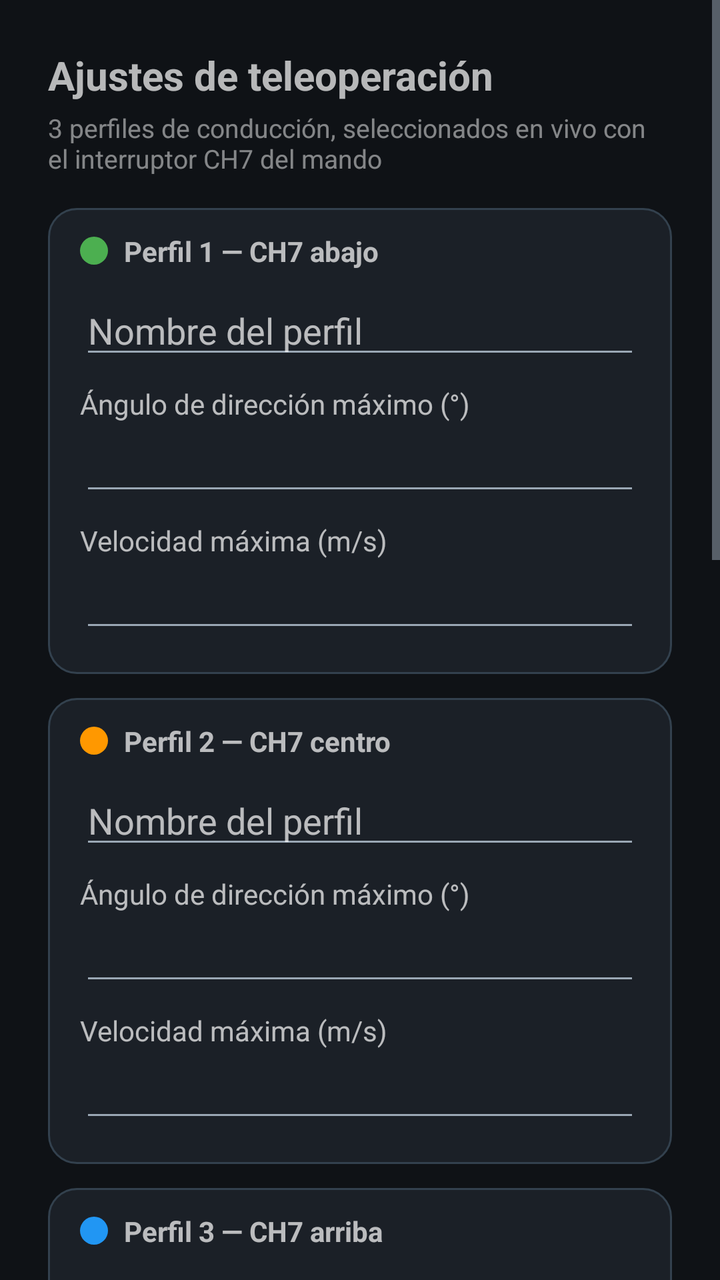
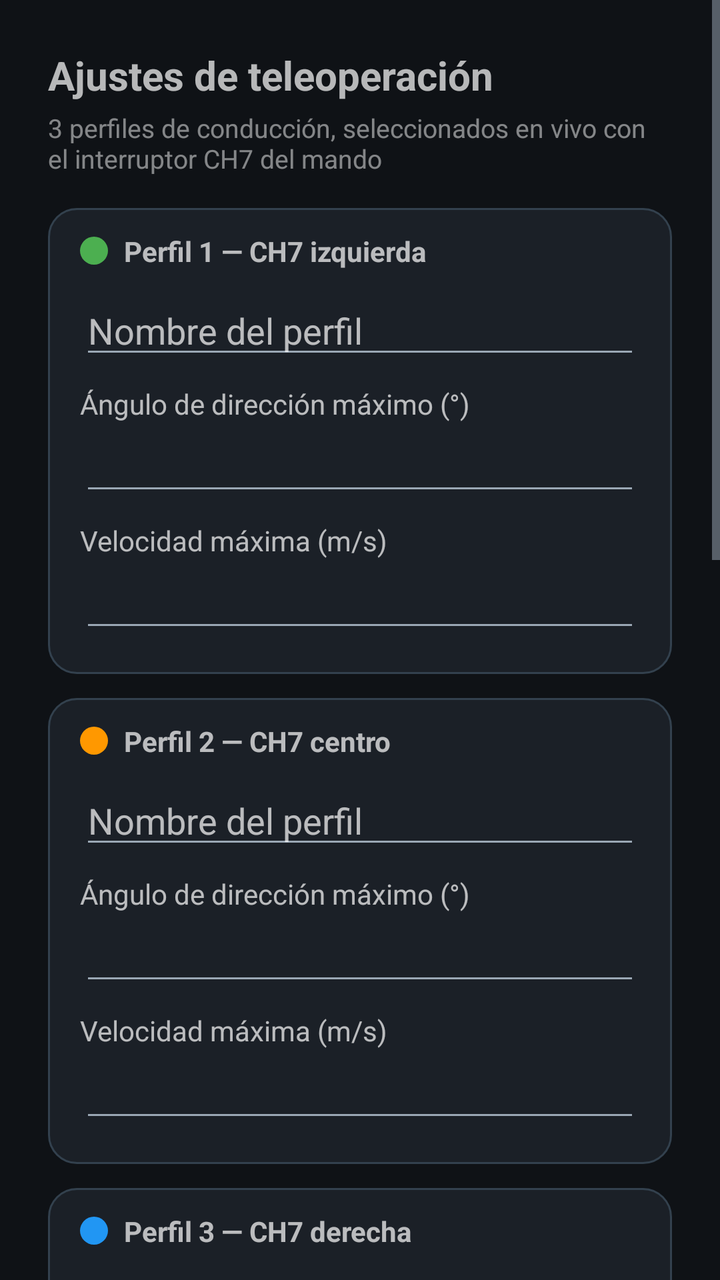

Compare the two renders of this Android layout. The source of the first and the diff that turns it into the second are given below.
<!-- AndroidManifest.xml: application theme Theme.SiyiMk15Teleop -->
<!-- res/layout/activity_settings.xml -->
<?xml version="1.0" encoding="utf-8"?>
<ScrollView xmlns:android="http://schemas.android.com/apk/res/android"
    android:layout_width="match_parent"
    android:layout_height="match_parent">

    <LinearLayout
        android:layout_width="match_parent"
        android:layout_height="wrap_content"
        android:orientation="vertical"
        android:padding="24dp">

        <TextView
            android:layout_width="wrap_content"
            android:layout_height="wrap_content"
            android:text="@string/settings_title"
            android:textSize="20sp"
            android:textStyle="bold" />

        <TextView
            android:layout_width="wrap_content"
            android:layout_height="wrap_content"
            android:layout_marginTop="4dp"
            android:text="@string/settings_profiles_subtitle"
            android:textSize="13sp"
            android:alpha="0.7" />

        
        <LinearLayout
            android:layout_width="match_parent"
            android:layout_height="wrap_content"
            android:layout_marginTop="16dp"
            android:orientation="vertical"
            android:background="@drawable/bg_profile_card">

            <LinearLayout
                android:layout_width="match_parent"
                android:layout_height="wrap_content"
                android:orientation="horizontal"
                android:gravity="center_vertical">
                <View
                    android:layout_width="14dp"
                    android:layout_height="14dp"
                    android:background="@drawable/dot_profile_low" />
                <TextView
                    android:layout_width="wrap_content"
                    android:layout_height="wrap_content"
                    android:layout_marginStart="8dp"
                    android:text="@string/settings_profile_low_header"
                    android:textStyle="bold" />
            </LinearLayout>

            <EditText
                android:id="@+id/profile0NameInput"
                android:layout_width="match_parent"
                android:layout_height="wrap_content"
                android:layout_marginTop="8dp"
                android:hint="@string/settings_label_profile_name"
                android:inputType="text" />
            <TextView
                android:layout_width="wrap_content"
                android:layout_height="wrap_content"
                android:layout_marginTop="8dp"
                android:text="@string/settings_label_max_steer" />
            <EditText
                android:id="@+id/profile0MaxSteerInput"
                android:layout_width="match_parent"
                android:layout_height="wrap_content"
                android:inputType="numberDecimal|numberSigned" />
            <TextView
                android:layout_width="wrap_content"
                android:layout_height="wrap_content"
                android:layout_marginTop="8dp"
                android:text="@string/settings_label_max_speed" />
            <EditText
                android:id="@+id/profile0MaxSpeedInput"
                android:layout_width="match_parent"
                android:layout_height="wrap_content"
                android:inputType="numberDecimal|numberSigned" />
        </LinearLayout>

        
        <LinearLayout
            android:layout_width="match_parent"
            android:layout_height="wrap_content"
            android:layout_marginTop="12dp"
            android:orientation="vertical"
            android:background="@drawable/bg_profile_card">

            <LinearLayout
                android:layout_width="match_parent"
                android:layout_height="wrap_content"
                android:orientation="horizontal"
                android:gravity="center_vertical">
                <View
                    android:layout_width="14dp"
                    android:layout_height="14dp"
                    android:background="@drawable/dot_profile_mid" />
                <TextView
                    android:layout_width="wrap_content"
                    android:layout_height="wrap_content"
                    android:layout_marginStart="8dp"
                    android:text="@string/settings_profile_mid_header"
                    android:textStyle="bold" />
            </LinearLayout>

            <EditText
                android:id="@+id/profile1NameInput"
                android:layout_width="match_parent"
                android:layout_height="wrap_content"
                android:layout_marginTop="8dp"
                android:hint="@string/settings_label_profile_name"
                android:inputType="text" />
            <TextView
                android:layout_width="wrap_content"
                android:layout_height="wrap_content"
                android:layout_marginTop="8dp"
                android:text="@string/settings_label_max_steer" />
            <EditText
                android:id="@+id/profile1MaxSteerInput"
                android:layout_width="match_parent"
                android:layout_height="wrap_content"
                android:inputType="numberDecimal|numberSigned" />
            <TextView
                android:layout_width="wrap_content"
                android:layout_height="wrap_content"
                android:layout_marginTop="8dp"
                android:text="@string/settings_label_max_speed" />
            <EditText
                android:id="@+id/profile1MaxSpeedInput"
                android:layout_width="match_parent"
                android:layout_height="wrap_content"
                android:inputType="numberDecimal|numberSigned" />
        </LinearLayout>

        
        <LinearLayout
            android:layout_width="match_parent"
            android:layout_height="wrap_content"
            android:layout_marginTop="12dp"
            android:orientation="vertical"
            android:background="@drawable/bg_profile_card">

            <LinearLayout
                android:layout_width="match_parent"
                android:layout_height="wrap_content"
                android:orientation="horizontal"
                android:gravity="center_vertical">
                <View
                    android:layout_width="14dp"
                    android:layout_height="14dp"
                    android:background="@drawable/dot_profile_high" />
                <TextView
                    android:layout_width="wrap_content"
                    android:layout_height="wrap_content"
                    android:layout_marginStart="8dp"
                    android:text="@string/settings_profile_high_header"
                    android:textStyle="bold" />
            </LinearLayout>

            <EditText
                android:id="@+id/profile2NameInput"
                android:layout_width="match_parent"
                android:layout_height="wrap_content"
                android:layout_marginTop="8dp"
                android:hint="@string/settings_label_profile_name"
                android:inputType="text" />
            <TextView
                android:layout_width="wrap_content"
                android:layout_height="wrap_content"
                android:layout_marginTop="8dp"
                android:text="@string/settings_label_max_steer" />
            <EditText
                android:id="@+id/profile2MaxSteerInput"
                android:layout_width="match_parent"
                android:layout_height="wrap_content"
                android:inputType="numberDecimal|numberSigned" />
            <TextView
                android:layout_width="wrap_content"
                android:layout_height="wrap_content"
                android:layout_marginTop="8dp"
                android:text="@string/settings_label_max_speed" />
            <EditText
                android:id="@+id/profile2MaxSpeedInput"
                android:layout_width="match_parent"
                android:layout_height="wrap_content"
                android:inputType="numberDecimal|numberSigned" />
        </LinearLayout>

        <TextView
            android:layout_width="wrap_content"
            android:layout_height="wrap_content"
            android:layout_marginTop="24dp"
            android:text="@string/settings_transport_subtitle"
            android:textSize="16sp"
            android:textStyle="bold" />

        <TextView
            android:layout_width="wrap_content"
            android:layout_height="wrap_content"
            android:layout_marginTop="12dp"
            android:text="@string/settings_label_topic" />
        <EditText
            android:id="@+id/topicNameInput"
            android:layout_width="match_parent"
            android:layout_height="wrap_content"
            android:inputType="text" />

        <TextView
            android:layout_width="wrap_content"
            android:layout_height="wrap_content"
            android:layout_marginTop="12dp"
            android:text="@string/settings_label_frame_id" />
        <EditText
            android:id="@+id/frameIdInput"
            android:layout_width="match_parent"
            android:layout_height="wrap_content"
            android:inputType="text" />

        <TextView
            android:layout_width="wrap_content"
            android:layout_height="wrap_content"
            android:layout_marginTop="12dp"
            android:text="@string/settings_label_domain_id" />
        <EditText
            android:id="@+id/domainIdInput"
            android:layout_width="match_parent"
            android:layout_height="wrap_content"
            android:inputType="number" />

        <TextView
            android:layout_width="wrap_content"
            android:layout_height="wrap_content"
            android:layout_marginTop="12dp"
            android:text="@string/settings_label_publish_rate" />
        <EditText
            android:id="@+id/publishRateInput"
            android:layout_width="match_parent"
            android:layout_height="wrap_content"
            android:inputType="number" />

        <TextView
            android:layout_width="wrap_content"
            android:layout_height="wrap_content"
            android:layout_marginTop="12dp"
            android:text="@string/settings_label_stale_timeout" />
        <EditText
            android:id="@+id/staleTimeoutInput"
            android:layout_width="match_parent"
            android:layout_height="wrap_content"
            android:inputType="number" />
        <TextView
            android:layout_width="wrap_content"
            android:layout_height="wrap_content"
            android:layout_marginTop="4dp"
            android:text="@string/settings_hint_stale_timeout"
            android:textSize="12sp"
            android:alpha="0.7" />

        <LinearLayout
            android:layout_width="match_parent"
            android:layout_height="wrap_content"
            android:layout_marginTop="24dp"
            android:orientation="horizontal">

            <Button
                android:id="@+id/saveButton"
                android:layout_width="0dp"
                android:layout_height="wrap_content"
                android:layout_weight="1"
                android:text="@string/settings_save" />

            <Button
                android:id="@+id/cancelButton"
                android:layout_width="0dp"
                android:layout_height="wrap_content"
                android:layout_weight="1"
                android:text="@string/settings_cancel" />
        </LinearLayout>

        <Button
            android:id="@+id/restoreDefaultsButton"
            android:layout_width="match_parent"
            android:layout_height="wrap_content"
            android:layout_marginTop="8dp"
            android:text="@string/settings_restore_defaults" />

    </LinearLayout>
</ScrollView>
<!-- resources referenced by this layout -->
<resources>
  <!-- drawable bg_profile_card (drawable) -->
  <?xml version="1.0" encoding="utf-8"?>
  <shape xmlns:android="http://schemas.android.com/apk/res/android"
      android:shape="rectangle">
      <solid android:color="@color/surface" />
      <corners android:radius="14dp" />
      <stroke android:width="1dp" android:color="@color/outline" />
      <padding android:left="16dp" android:top="12dp" android:right="16dp" android:bottom="16dp" />
  </shape>
  <!-- drawable dot_profile_high (drawable) -->
  <?xml version="1.0" encoding="utf-8"?>
  <shape xmlns:android="http://schemas.android.com/apk/res/android" android:shape="oval">
      <solid android:color="#2196F3" />
      <size android:width="14dp" android:height="14dp" />
  </shape>
  <!-- drawable dot_profile_low (drawable) -->
  <?xml version="1.0" encoding="utf-8"?>
  <shape xmlns:android="http://schemas.android.com/apk/res/android" android:shape="oval">
      <solid android:color="#4CAF50" />
      <size android:width="14dp" android:height="14dp" />
  </shape>
  <!-- drawable dot_profile_mid (drawable) -->
  <?xml version="1.0" encoding="utf-8"?>
  <shape xmlns:android="http://schemas.android.com/apk/res/android" android:shape="oval">
      <solid android:color="#FF9800" />
      <size android:width="14dp" android:height="14dp" />
  </shape>
  <string name="settings_cancel">Cancelar</string>
  <string name="settings_hint_stale_timeout">Si no llega ningún frame válido del joystick en esta ventana, la app publica velocidad/dirección cero (protección local ante un enlace serie colgado). No cubre pérdida de paquetes DDS/WiFi entre el mando y el robot — eso debe vigilarse en el lado del robot.</string>
  <string name="settings_label_domain_id">DDS domain ID</string>
  <string name="settings_label_frame_id">Frame ID</string>
  <string name="settings_label_max_speed">Velocidad máxima (m/s)</string>
  <string name="settings_label_max_steer">Ángulo de dirección máximo (°)</string>
  <string name="settings_label_profile_name">Nombre del perfil</string>
  <string name="settings_label_publish_rate">Tasa de publicación (Hz)</string>
  <string name="settings_label_stale_timeout">Timeout de datos obsoletos (ms)</string>
  <string name="settings_label_topic">Topic de referencia</string>
  <string name="settings_profile_high_header">Perfil 3 — CH7 arriba</string>
  <string name="settings_profile_low_header">Perfil 1 — CH7 abajo</string>
  <string name="settings_profile_mid_header">Perfil 2 — CH7 centro</string>
  <string name="settings_profiles_subtitle">3 perfiles de conducción, seleccionados en vivo con el interruptor CH7 del mando</string>
  <string name="settings_restore_defaults">Restaurar valores por defecto</string>
  <string name="settings_save">Guardar</string>
  <string name="settings_title">Ajustes de teleoperación</string>
  <string name="settings_transport_subtitle">Transporte (DDS)</string>
  <color name="surface">#1B2027</color>
  <color name="outline">#33414E</color>
  <color name="primary">#29B6F6</color>
  <color name="background">#0F1216</color>
  <color name="on_primary">#00121A</color>
  <color name="on_surface">#ECEFF4</color>
  <color name="on_background">#ECEFF4</color>
  <color name="on_surface_secondary">#9AA7B4</color>
</resources>

<!-- the commit's change to res/layout/activity_settings.xml (unified diff, before → after) -->
@@ -267,6 +267,7 @@
                 android:layout_width="0dp"
                 android:layout_height="wrap_content"
                 android:layout_weight="1"
+                android:layout_marginEnd="8dp"
                 android:text="@string/settings_save" />
 
             <Button
@@ -274,6 +275,7 @@
                 android:layout_width="0dp"
                 android:layout_height="wrap_content"
                 android:layout_weight="1"
+                android:layout_marginStart="8dp"
                 android:text="@string/settings_cancel" />
         </LinearLayout>
 
<!-- resource entries referenced after the edit -->
@@ -37,8 +37,8 @@
   <string name="settings_label_publish_rate">Tasa de publicación (Hz)</string>
   <string name="settings_label_stale_timeout">Timeout de datos obsoletos (ms)</string>
   <string name="settings_label_topic">Topic de referencia</string>
-  <string name="settings_profile_high_header">Perfil 3 — CH7 arriba</string>
-  <string name="settings_profile_low_header">Perfil 1 — CH7 abajo</string>
+  <string name="settings_profile_high_header">Perfil 3 — CH7 derecha</string>
+  <string name="settings_profile_low_header">Perfil 1 — CH7 izquierda</string>
   <string name="settings_profile_mid_header">Perfil 2 — CH7 centro</string>
   <string name="settings_profiles_subtitle">3 perfiles de conducción, seleccionados en vivo con el interruptor CH7 del mando</string>
   <string name="settings_restore_defaults">Restaurar valores por defecto</string>
